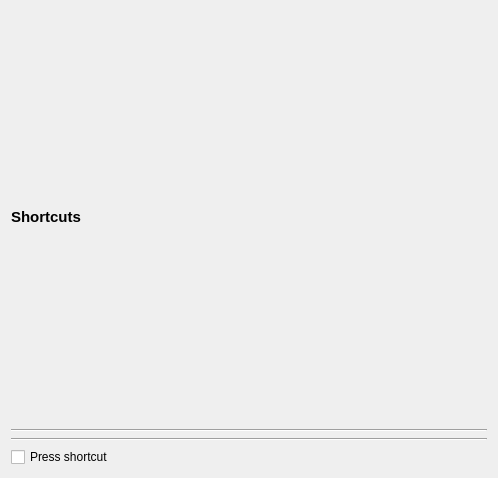
This is src/GUI/Shortcuts/GUI_Shortcuts.ui in return42/sayonara as Qt 5 draws it before an edit. The edited form follows.
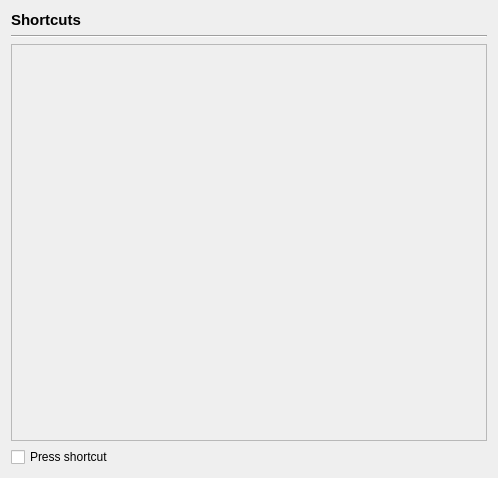
This is the edited form.

```diff
--- a/src/GUI/Shortcuts/GUI_Shortcuts.ui
+++ b/src/GUI/Shortcuts/GUI_Shortcuts.ui
@@ -29,10 +29,25 @@
     </widget>
    </item>
    <item row="4" column="0">
-    <widget class="Line" name="line_2">
-     <property name="orientation">
-      <enum>Qt::Horizontal</enum>
+    <widget class="QScrollArea" name="scrollArea">
+     <property name="widgetResizable">
+      <bool>true</bool>
      </property>
+     <widget class="QWidget" name="scrollAreaWidgetContents">
+      <property name="geometry">
+       <rect>
+        <x>0</x>
+        <y>0</y>
+        <width>478</width>
+        <height>397</height>
+       </rect>
+      </property>
+      <layout class="QVBoxLayout" name="verticalLayout_2">
+       <item>
+        <layout class="QVBoxLayout" name="layout_entries"/>
+       </item>
+      </layout>
+     </widget>
     </widget>
    </item>
    <item row="2" column="0">
```
Left out of the diff: 57 changed lines with no effect on the pictures.
